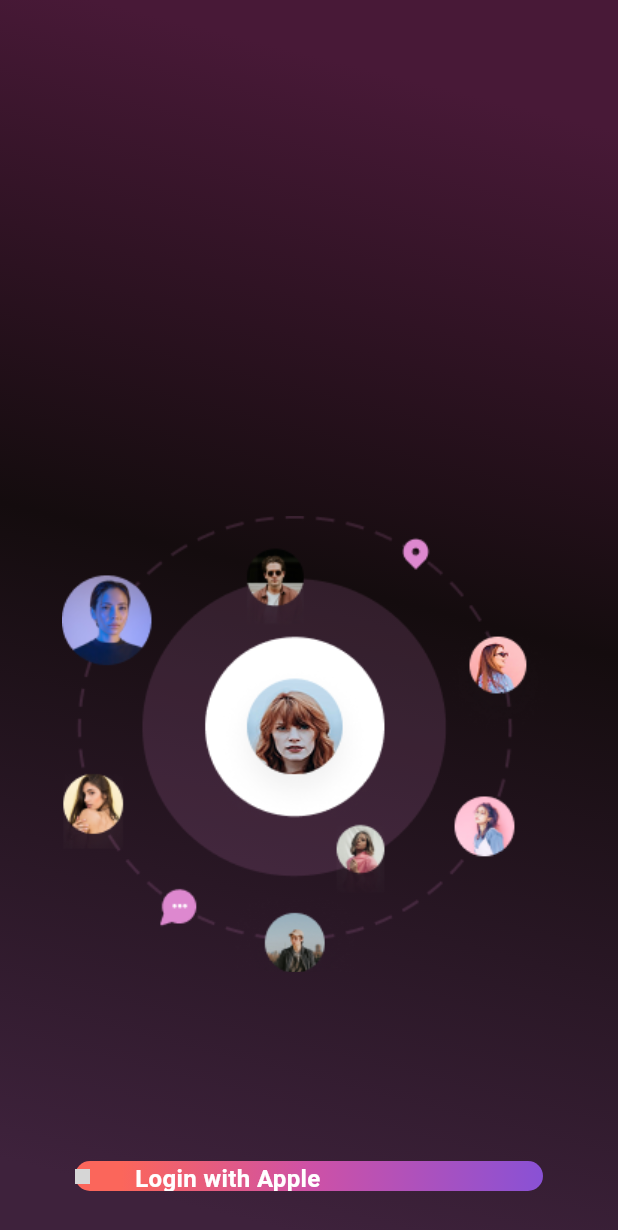
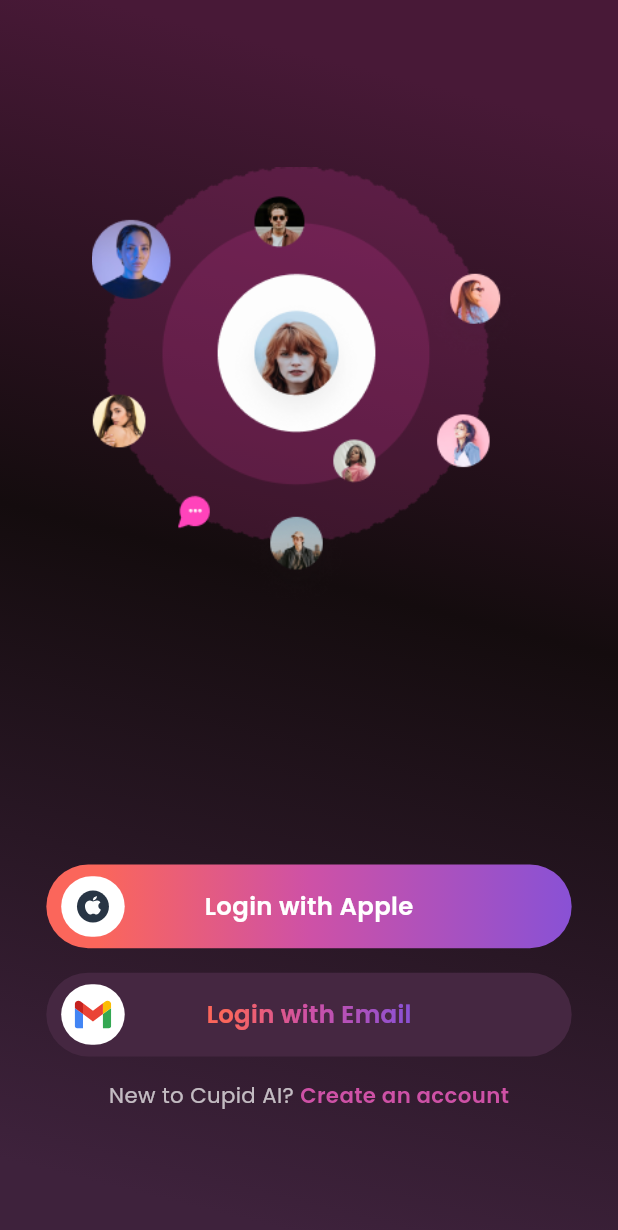
Before and after one commit to nahidhasan360/Ai-dating-App, a Flutter app: the WelcomePage screen opened directly, on a phone screen of 412 x 824 dp. Shown: the top 1230 px of the screen. Run offline on Flutter 3.47's test engine with Material 3 defaults, Android fonts, the phone set to English and light mode, and no system bars; our stand-ins replace flutter_screenutil, flutter_svg, get, google_fonts; grey boxes are pictures that could not be loaded.

Commit message:
Complete welcome page start auth part

```diff
--- /dev/null
+++ b/lib/global_widgets/gradient_text.dart
@@ -0,0 +1,27 @@
+import 'package:flutter/material.dart';
+
+class GradientText extends StatelessWidget {
+  final String text;
+  final TextStyle style;
+  final Gradient gradient;
+
+  const GradientText(
+      this.text, {
+        super.key,
+        required this.gradient,
+        required this.style,
+      });
+
+  @override
+  Widget build(BuildContext context) {
+    return ShaderMask(
+      shaderCallback: (bounds) => gradient.createShader(
+        Rect.fromLTWH(0, 0, bounds.width, bounds.height),
+      ),
+      child: Text(
+        text,
+        style: style.copyWith(color: Colors.white),
+      ),
+    );
+  }
+}
--- a/lib/utils/assets_manager.dart
+++ b/lib/utils/assets_manager.dart
@@ -1,8 +1,8 @@
 class ImageManager {
-  static const String basePath = "assets/icons";
+  static const String basePath = "assets/images";
   // Welcome Screen
   static const String couplePic = 'assets/images/couplePic.png';
-  static const String welcomePage = 'assets/images/Group.png';
+  static const String welcomePage = 'assets/images/group_png.png';
   // define more images if need (only the images)
 }
 
@@ -22,6 +22,7 @@ class SvgManager {
   static const String logo1 = '$basePath/heartWhite.svg';
   static const String hearTalk2 = '$basePath/HeartTalkWhite.svg';
   static const String apple = '$basePath/apple.svg';
+  static const String gmail = '$basePath/Gmail.svg';
 
 // define more svg if need (only the svg)
 }
--- a/lib/views/welcome_screen/welcome_page.dart
+++ b/lib/views/welcome_screen/welcome_page.dart
@@ -1,5 +1,8 @@
 import 'package:flutter/material.dart';
 import 'package:flutter_screenutil/flutter_screenutil.dart';
+import 'package:flutter_svg/flutter_svg.dart';
+import 'package:google_fonts/google_fonts.dart';
+import '../../global_widgets/gradient_text.dart';
 import '../../utils/assets_manager.dart';
 import '../../utils/colors.dart';
 
@@ -8,65 +11,164 @@ class WelcomePage extends StatelessWidget {
 
   @override
   Widget build(BuildContext context) {
+    final width = MediaQuery.of(context).size.width;
+
     return Scaffold(
       body: Container(
+        width: double.infinity,
+        height: double.infinity,
         decoration: BoxDecoration(gradient: AppColors.backgroundImage),
+        child: SafeArea(
+          child: SingleChildScrollView(
+            physics: const BouncingScrollPhysics(),
+            child: Padding(
+              padding: EdgeInsets.symmetric(vertical: 30.h, horizontal: 20.w),
               child: Column(
                 crossAxisAlignment: CrossAxisAlignment.center,
                 mainAxisAlignment: MainAxisAlignment.center,
-          mainAxisSize: MainAxisSize.min,
                 children: [
-            Spacer(),
-            Expanded(
-              flex: 2,
-              child: Center(
+                  SizedBox(height: 80.h),
+
+                  // ==========================  Image Section ================
+                  Center(
                     child: Image.asset(
                       ImageManager.welcomePage,
-                  fit: BoxFit.cover,
-                  height: 300.h,
-                  width: 300.w,
-                  alignment: Alignment.topCenter,
+                      fit: BoxFit.contain,
+                      height: 290.h,
+                      width: 290.w,
+
+                    ),
+                  ),
+
+                  SizedBox(height: 160.h),
+
+                  // ====================== Apple Button =====================
+                  Container(
+                    height: 55.h,
+                    width: width * 0.85,
+                    margin: EdgeInsets.symmetric(vertical: 8.h),
+                    decoration: BoxDecoration(
+                      borderRadius: BorderRadius.circular(40.r),
+                      gradient: AppColors.btnColor,
+                    ),
+                    child: Stack(
+                      alignment: Alignment.center,
+                      children: [
+                        // Centered Text
+                        Text(
+                          'Login with Apple',
+                          style: GoogleFonts.poppins(
+                            color: Colors.white,
+                            fontSize: 16.sp,
+                            fontWeight: FontWeight.w600,
+                          ),
+                        ),
+                        // ======================  Icon at left ===============
+                        Positioned(
+                          left: 9.w,
+                          child: Container(
+                            padding: EdgeInsets.all(8),
+                            decoration: BoxDecoration(
+                              color: Colors.white,
+                              borderRadius: BorderRadius.circular(30),
+                            ),
+                            child: SvgPicture.asset(
+                              SvgManager.apple,
+                              height: 24.h,
+                              width: 24.w,
+                            ),
+                          ),
+                        ),
+                      ],
+                    ),
+                  ),
+
+
+
+                  // ======================= Gmail Button =====================
+                  GestureDetector(
+                    onTap: () {
+                      print(' Gmail Clicked');
+
+                    },
+                    child: Container(
+                      height: 55.h,
+                      width: width * 0.85,
+                      margin: EdgeInsets.symmetric(vertical: 8.h),
+                      decoration: BoxDecoration(
+                        color: const Color(0xFF452741),
+                        borderRadius: BorderRadius.circular(40.r),
+                      ),
+                      child: Stack(
+                        alignment: Alignment.center,
+                        children: [
+                          // Centered Gradient Text
+                          GradientText(
+                            'Login with Email',
+                            style: GoogleFonts.poppins(
+                              fontSize: 16.sp,
+                              fontWeight: FontWeight.w600,
+                            ),
+                            gradient: AppColors.btnColor,
+                          ),
+
+                          // Icon at left
+                          Positioned(
+                            left: 9.w,
+                            child: Container(
+                              padding: EdgeInsets.all(8),
+                              decoration: BoxDecoration(
+                                color: Colors.white,
+                                borderRadius: BorderRadius.circular(30),
+                              ),
+                              child: SvgPicture.asset(
+                                SvgManager.gmail,
+                                height: 24.h,
+                                width: 24.w,
+                              ),
+                            ),
+                          ),
+                        ],
                       ),
                     ),
                   ),
 
-            SizedBox(height: 30),
 
+                  SizedBox(height: 8.h),
 
-              Container(
-                height: 20,
-                width: double.infinity,
-                margin: EdgeInsets.symmetric(horizontal: 50),
-                decoration: BoxDecoration(
-                  gradient: AppColors.btnColor,
-                  borderRadius: BorderRadius.circular(64),
+                  // ======================== Create Account Text =============
+                  Row(
+                    mainAxisAlignment: MainAxisAlignment.center,
+                    crossAxisAlignment: CrossAxisAlignment.center,
+                    children: [
+                      Text(
+                        'New to Cupid AI? ',
+                        style: GoogleFonts.poppins(
+                          color: Colors.white70,
+                          fontSize: 14.sp,
                         ),
-                child: Row(
-                  crossAxisAlignment:CrossAxisAlignment.center,
-                   children: [
-                     Image.asset(SvgManager.apple,width: 10,),
-                     SizedBox(width: 30,),
-
-                   Center(
+                      ),
+                      GestureDetector(
+                        onTap: () {
+                          print('Account Create');
+                        },
                         child: Text(
-                         'Login with Apple',
-                         style: TextStyle(
-                           color: AppColors.white,
-                           fontSize: 16,
-                           fontWeight: FontWeight.bold,
+                          'Create an account',
+                          style: GoogleFonts.poppins(
+                            color: const Color(0xFFCE51A6),
+                            fontSize: 14.sp,
+                            fontWeight: FontWeight.w600,
                           ),
                         ),
                       ),
                     ],
-                )
                   ),
 
-
-
-
-
-            SizedBox(height: 30),
+                  SizedBox(height: 40.h),
                 ],
+              ),
+            ),
+          ),
         ),
       ),
     );
```
Also changed, not shown: assets/icons/Back.svg (added), assets/icons/Gmail.svg (added), assets/images/group_png.png (added). Lines whose indentation alone changed are shown as unchanged.
